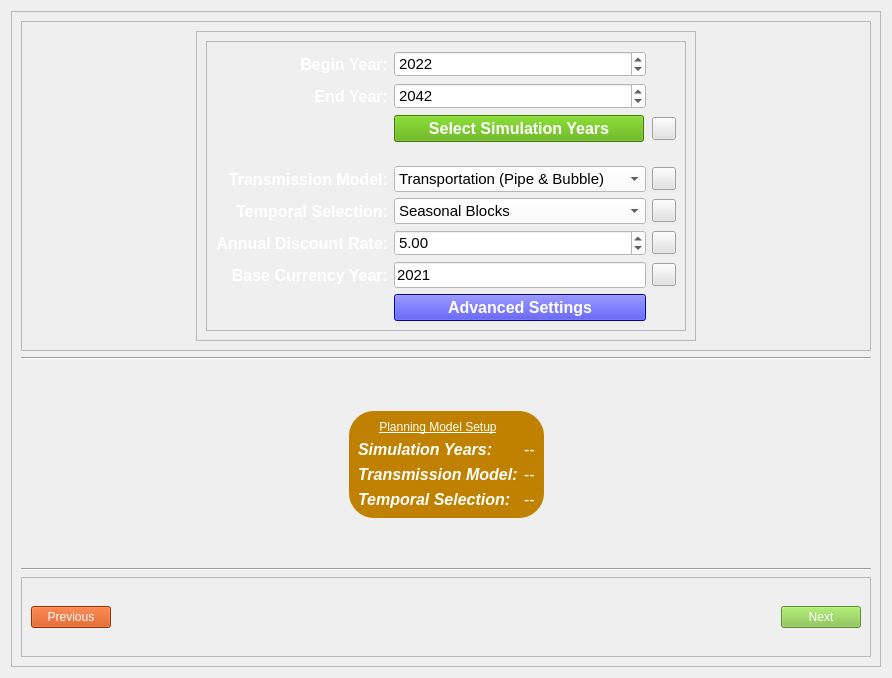
sandialabs/quest_planning, file quest_planning/gui/planning_model_page/ui/planning_model.ui: the form before one commit.
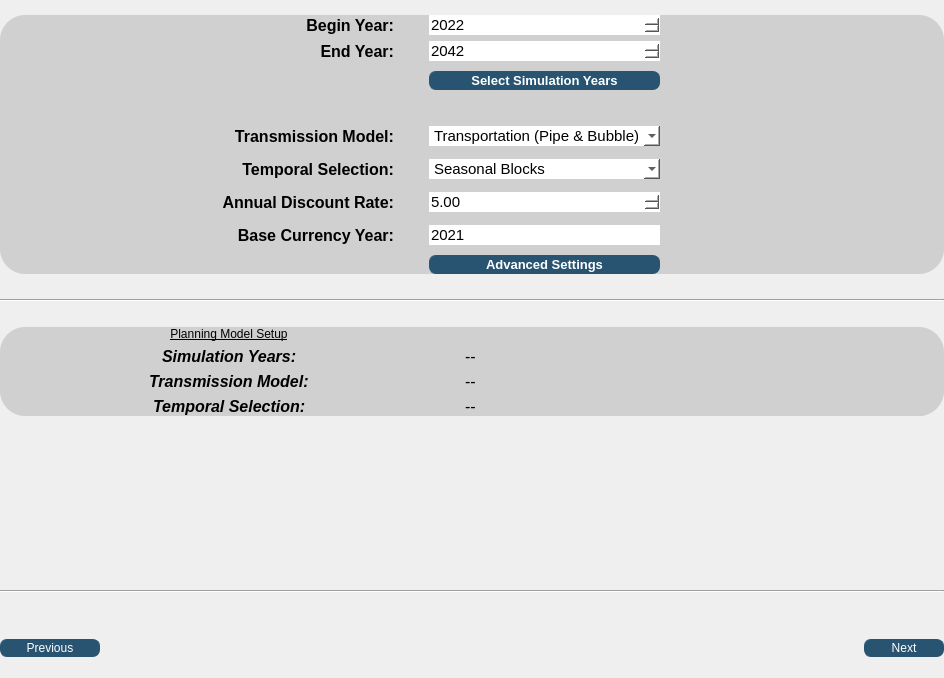
The form after the commit. Icons and pictures are not drawn.

The edit to the form file:
```diff
--- a/quest_planning/gui/planning_model_page/ui/planning_model.ui
+++ b/quest_planning/gui/planning_model_page/ui/planning_model.ui
@@ -6,7 +6,7 @@
    <rect>
     <x>0</x>
     <y>0</y>
-    <width>892</width>
+    <width>944</width>
     <height>678</height>
    </rect>
   </property>
@@ -17,21 +17,45 @@
    <string notr="true"/>
   </property>
   <layout class="QVBoxLayout" name="verticalLayout">
+   <property name="leftMargin">
+    <number>0</number>
+   </property>
+   <property name="topMargin">
+    <number>15</number>
+   </property>
+   <property name="rightMargin">
+    <number>0</number>
+   </property>
+   <property name="bottomMargin">
+    <number>0</number>
+   </property>
    <item>
     <widget class="QFrame" name="frame_2">
      <property name="styleSheet">
-      <string notr="true">QToolButton{
-image: url(:/icon/images/icons/info_help1.png);
-	background-color: rgb(226, 226, 226);
-}</string>
+      <string notr="true"/>
      </property>
      <property name="frameShape">
-      <enum>QFrame::StyledPanel</enum>
+      <enum>QFrame::NoFrame</enum>
      </property>
      <property name="frameShadow">
       <enum>QFrame::Raised</enum>
      </property>
      <layout class="QVBoxLayout" name="verticalLayout_2">
+      <property name="spacing">
+       <number>25</number>
+      </property>
+      <property name="leftMargin">
+       <number>0</number>
+      </property>
+      <property name="topMargin">
+       <number>0</number>
+      </property>
+      <property name="rightMargin">
+       <number>0</number>
+      </property>
+      <property name="bottomMargin">
+       <number>0</number>
+      </property>
       <item>
        <widget class="QFrame" name="frame">
         <property name="font">
@@ -40,19 +64,43 @@
          </font>
         </property>
         <property name="styleSheet">
-         <string notr="true">background-color: rgb(158, 158, 158);
-background-color: rgb(158, 158, 158);
-background-color: rgb(40, 84, 113);
-QLabel{color: rgb(255, 255, 255);};
-border-radius: 25px;</string>
+         <string notr="true">background-color: rgb(208, 208, 208);
+border-radius: 25px;
+
+color: black;</string>
         </property>
         <property name="frameShape">
-         <enum>QFrame::StyledPanel</enum>
+         <enum>QFrame::NoFrame</enum>
         </property>
         <property name="frameShadow">
          <enum>QFrame::Raised</enum>
         </property>
         <layout class="QGridLayout" name="gridLayout_2">
+         <property name="leftMargin">
+          <number>0</number>
+         </property>
+         <property name="topMargin">
+          <number>0</number>
+         </property>
+         <property name="rightMargin">
+          <number>0</number>
+         </property>
+         <property name="bottomMargin">
+          <number>0</number>
+         </property>
+         <item row="6" column="2">
+          <spacer name="horizontalSpacer_3">
+           <property name="orientation">
+            <enum>Qt::Horizontal</enum>
+           </property>
+           <property name="sizeHint" stdset="0">
+            <size>
+             <width>40</width>
+             <height>20</height>
+            </size>
+           </property>
+          </spacer>
+         </item>
          <item row="6" column="1">
           <widget class="QFrame" name="frame_3">
            <property name="minimumSize">
@@ -62,28 +110,79 @@
             </size>
            </property>
            <property name="styleSheet">
-            <string notr="true">
-QToolButton{
-image: url(:/icon/images/icons/info_help1.png);
-	background-color: rgb(226, 226, 226);
-}</string>
+            <string notr="true"/>
            </property>
            <property name="frameShape">
-            <enum>QFrame::StyledPanel</enum>
+            <enum>QFrame::NoFrame</enum>
            </property>
            <property name="frameShadow">
             <enum>QFrame::Raised</enum>
            </property>
            <layout class="QHBoxLayout" name="horizontalLayout_2">
+            <property name="spacing">
+             <number>6</number>
+            </property>
+            <property name="leftMargin">
+             <number>0</number>
+            </property>
+            <property name="topMargin">
+             <number>0</number>
+            </property>
+            <property name="rightMargin">
+             <number>0</number>
+            </property>
+            <property name="bottomMargin">
+             <number>0</number>
+            </property>
             <item>
              <widget class="QFrame" name="frame_4">
+              <property name="styleSheet">
+               <string notr="true">
+    QToolButton:hover {
+        background-color: rgb(230, 230, 230);
+		border-radius:5px;
+    }
+    QToolButton:pressed {
+        background-color: rgb(180, 180, 180);		
+		 border-radius:5px;
+    }
+QPushButton {
+        border: 1px solid rgb(40, 84, 113);
+        border-radius: 7px;
+        background-color: rgb(40, 84, 113);
+        color: white;
+		 font: 700 10pt &quot;Segoe UI&quot;;
+        padding: 1px;
+    }
+QPushButton:hover {
+        background-color: rgb(60, 120, 150);
+    }
+QPushButton:pressed {
+        background-color: rgb(20, 60, 80);
+    }</string>
+              </property>
               <property name="frameShape">
-               <enum>QFrame::StyledPanel</enum>
+               <enum>QFrame::NoFrame</enum>
               </property>
               <property name="frameShadow">
                <enum>QFrame::Raised</enum>
               </property>
               <layout class="QGridLayout" name="gridLayout_5">
+               <property name="leftMargin">
+                <number>0</number>
+               </property>
+               <property name="topMargin">
+                <number>0</number>
+               </property>
+               <property name="rightMargin">
+                <number>0</number>
+               </property>
+               <property name="bottomMargin">
+                <number>0</number>
+               </property>
+               <property name="horizontalSpacing">
+                <number>35</number>
+               </property>
                <item row="7" column="1">
                 <widget class="QLabel" name="label_7">
                  <property name="font">
@@ -94,7 +193,7 @@
                   </font>
                  </property>
                  <property name="styleSheet">
-                  <string notr="true">color: rgb(255, 255, 255);</string>
+                  <string notr="true"/>
                  </property>
                  <property name="text">
                   <string>Base Currency Year:</string>
@@ -107,32 +206,42 @@
                <item row="4" column="3">
                 <widget class="QToolButton" name="transmission_model_help_button">
                  <property name="styleSheet">
-                  <string notr="true">QToolButton{
-image: url(:/icon/images/icons/info_help1.png);
-	background-color: rgb(226, 226, 226);
-
-}</string>
+                  <string notr="true"/>
                  </property>
                  <property name="text">
                   <string/>
                  </property>
+                 <property name="icon">
+                  <iconset resource="../../../resources.qrc">
+                   <normaloff>:/icon/images/icons/ainfo_24dp_5F6368_FILL0_wght200_GRAD0_opsz24.png</normaloff>:/icon/images/icons/ainfo_24dp_5F6368_FILL0_wght200_GRAD0_opsz24.png</iconset>
+                 </property>
+                 <property name="iconSize">
+                  <size>
+                   <width>24</width>
+                   <height>24</height>
+                  </size>
+                 </property>
                 </widget>
                </item>
                <item row="8" column="2">
                 <widget class="QPushButton" name="advanced_settings_button">
                  <property name="font">
                   <font>
-                   <pointsize>12</pointsize>
+                   <family>Segoe UI</family>
+                   <pointsize>10</pointsize>
+                   <italic>false</italic>
                    <bold>true</bold>
                   </font>
                  </property>
                  <property name="styleSheet">
-                  <string notr="true">color: rgb(255, 255, 255);
-background-color: rgb(0, 0, 255);</string>
+                  <string notr="true"/>
                  </property>
                  <property name="text">
                   <string>Advanced Settings</string>
                  </property>
+                 <property name="flat">
+                  <bool>true</bool>
+                 </property>
                 </widget>
                </item>
                <item row="5" column="1">
@@ -146,7 +255,7 @@
                   </font>
                  </property>
                  <property name="styleSheet">
-                  <string notr="true">color: rgb(255, 255, 255);
+                  <string notr="true">
 font: 700 12pt &quot;Segoe UI&quot;;</string>
                  </property>
                  <property name="text">
@@ -195,20 +304,20 @@
                  <property name="font">
                   <font>
                    <family>Segoe UI</family>
-                   <pointsize>12</pointsize>
+                   <pointsize>10</pointsize>
                    <italic>false</italic>
                    <bold>true</bold>
                   </font>
                  </property>
                  <property name="styleSheet">
-                  <string notr="true">background-color: rgb(255, 255, 255);
-color: rgb(255, 255, 255);
-font: 700 12pt &quot;Segoe UI&quot;;
-background-color: rgb(85, 170, 0);</string>
+                  <string notr="true"/>
                  </property>
                  <property name="text">
                   <string>Select Simulation Years</string>
                  </property>
+                 <property name="flat">
+                  <bool>true</bool>
+                 </property>
                 </widget>
                </item>
                <item row="5" column="2">
@@ -241,15 +350,21 @@
                <item row="6" column="3">
                 <widget class="QToolButton" name="discount_rate_help_button">
                  <property name="styleSheet">
-                  <string notr="true">QToolButton{
-image: url(:/icon/images/icons/info_help1.png);
-	background-color: rgb(226, 226, 226);
-
-}</string>
+                  <string notr="true"/>
                  </property>
                  <property name="text">
                   <string/>
                  </property>
+                 <property name="icon">
+                  <iconset resource="../../../resources.qrc">
+                   <normaloff>:/icon/images/icons/ainfo_24dp_5F6368_FILL0_wght200_GRAD0_opsz24.png</normaloff>:/icon/images/icons/ainfo_24dp_5F6368_FILL0_wght200_GRAD0_opsz24.png</iconset>
+                 </property>
+                 <property name="iconSize">
+                  <size>
+                   <width>24</width>
+                   <height>24</height>
+                  </size>
+                 </property>
                 </widget>
                </item>
                <item row="4" column="1">
@@ -262,7 +377,7 @@
                   </font>
                  </property>
                  <property name="styleSheet">
-                  <string notr="true">color: rgb(255, 255, 255);</string>
+                  <string notr="true"/>
                  </property>
                  <property name="text">
                   <string>Transmission Model:</string>
@@ -282,7 +397,7 @@
                   </font>
                  </property>
                  <property name="styleSheet">
-                  <string notr="true">color: rgb(255, 255, 255);</string>
+                  <string notr="true"/>
                  </property>
                  <property name="text">
                   <string>Begin Year:</string>
@@ -295,14 +410,21 @@
                <item row="5" column="3">
                 <widget class="QToolButton" name="temporal_selection_help_button">
                  <property name="styleSheet">
-                  <string notr="true">QToolButton{
-image: url(:/icon/images/icons/info_help1.png);
-	background-color: rgb(226, 226, 226);
-}</string>
+                  <string notr="true"/>
                  </property>
                  <property name="text">
                   <string/>
                  </property>
+                 <property name="icon">
+                  <iconset resource="../../../resources.qrc">
+                   <normaloff>:/icon/images/icons/ainfo_24dp_5F6368_FILL0_wght200_GRAD0_opsz24.png</normaloff>:/icon/images/icons/ainfo_24dp_5F6368_FILL0_wght200_GRAD0_opsz24.png</iconset>
+                 </property>
+                 <property name="iconSize">
+                  <size>
+                   <width>24</width>
+                   <height>24</height>
+                  </size>
+                 </property>
                 </widget>
                </item>
                <item row="0" column="2">
@@ -338,7 +460,7 @@
                   </font>
                  </property>
                  <property name="styleSheet">
-                  <string notr="true">color: rgb(255, 255, 255);</string>
+                  <string notr="true"/>
                  </property>
                  <property name="text">
                   <string>Annual Discount Rate:</string>
@@ -395,7 +517,7 @@
                   </font>
                  </property>
                  <property name="styleSheet">
-                  <string notr="true">color: rgb(255, 255, 255);</string>
+                  <string notr="true"/>
                  </property>
                  <property name="text">
                   <string>End Year:</string>
@@ -423,14 +545,21 @@
                <item row="2" column="3">
                 <widget class="QToolButton" name="select_simulation_years_help_button">
                  <property name="styleSheet">
-                  <string notr="true">QToolButton{
-image: url(:/icon/images/icons/info_help1.png);
-	background-color: rgb(226, 226, 226);
-}</string>
+                  <string notr="true"/>
                  </property>
                  <property name="text">
                   <string/>
                  </property>
+                 <property name="icon">
+                  <iconset resource="../../../resources.qrc">
+                   <normaloff>:/icon/images/icons/ainfo_24dp_5F6368_FILL0_wght200_GRAD0_opsz24.png</normaloff>:/icon/images/icons/ainfo_24dp_5F6368_FILL0_wght200_GRAD0_opsz24.png</iconset>
+                 </property>
+                 <property name="iconSize">
+                  <size>
+                   <width>24</width>
+                   <height>24</height>
+                  </size>
+                 </property>
                 </widget>
                </item>
                <item row="1" column="2">
@@ -461,15 +590,21 @@
                <item row="7" column="3">
                 <widget class="QToolButton" name="base_currency_help_button">
                  <property name="styleSheet">
-                  <string notr="true">QToolButton{
-image: url(:/icon/images/icons/info_help1.png);
-	background-color: rgb(226, 226, 226);
-
-}</string>
+                  <string notr="true"/>
                  </property>
                  <property name="text">
                   <string/>
                  </property>
+                 <property name="icon">
+                  <iconset resource="../../../resources.qrc">
+                   <normaloff>:/icon/images/icons/ainfo_24dp_5F6368_FILL0_wght200_GRAD0_opsz24.png</normaloff>:/icon/images/icons/ainfo_24dp_5F6368_FILL0_wght200_GRAD0_opsz24.png</iconset>
+                 </property>
+                 <property name="iconSize">
+                  <size>
+                   <width>24</width>
+                   <height>24</height>
+                  </size>
+                 </property>
                 </widget>
                </item>
               </layout>
@@ -491,19 +626,6 @@
            </property>
           </spacer>
          </item>
-         <item row="6" column="2">
-          <spacer name="horizontalSpacer_3">
-           <property name="orientation">
-            <enum>Qt::Horizontal</enum>
-           </property>
-           <property name="sizeHint" stdset="0">
-            <size>
-             <width>40</width>
-             <height>20</height>
-            </size>
-           </property>
-          </spacer>
-         </item>
         </layout>
        </widget>
       </item>
@@ -514,57 +636,55 @@
         </property>
        </widget>
       </item>
-      <item>
-       <spacer name="verticalSpacer_2">
-        <property name="orientation">
-         <enum>Qt::Vertical</enum>
-        </property>
-        <property name="sizeHint" stdset="0">
-         <size>
-          <width>20</width>
-          <height>40</height>
-         </size>
-        </property>
-       </spacer>
-      </item>
       <item>
        <widget class="QWidget" name="planning_model_widget" native="true">
         <layout class="QGridLayout" name="gridLayout">
+         <property name="leftMargin">
+          <number>0</number>
+         </property>
+         <property name="topMargin">
+          <number>0</number>
+         </property>
+         <property name="rightMargin">
+          <number>0</number>
+         </property>
+         <property name="bottomMargin">
+          <number>0</number>
+         </property>
          <item row="1" column="0">
-          <spacer name="horizontalSpacer_5">
-           <property name="orientation">
-            <enum>Qt::Horizontal</enum>
-           </property>
-           <property name="sizeHint" stdset="0">
-            <size>
-             <width>40</width>
-             <height>20</height>
-            </size>
-           </property>
-          </spacer>
-         </item>
-         <item row="1" column="1">
           <widget class="QFrame" name="planning_model_info_frame">
            <property name="styleSheet">
-            <string notr="true">background-color: rgb(40, 84, 113);
-background-color: rgb(193, 129, 0);
+            <string notr="true">background-color: rgb(208, 208, 208);
 border-radius: 25px;
-</string>
+
+color: black;</string>
            </property>
            <property name="frameShape">
-            <enum>QFrame::StyledPanel</enum>
+            <enum>QFrame::NoFrame</enum>
            </property>
            <property name="frameShadow">
             <enum>QFrame::Raised</enum>
            </property>
            <layout class="QGridLayout" name="gridLayout_4">
+            <property name="leftMargin">
+             <number>0</number>
+            </property>
+            <property name="topMargin">
+             <number>0</number>
+            </property>
+            <property name="rightMargin">
+             <number>20</number>
+            </property>
+            <property name="bottomMargin">
+             <number>0</number>
+            </property>
             <item row="0" column="0" alignment="Qt::AlignHCenter">
              <widget class="QLabel" name="label_13">
               <property name="styleSheet">
-               <string notr="true">font: 700 italic 9pt &quot;Segoe UI&quot;;
+               <string notr="true">
 text-decoration: underline;
 font: 700 italic 16pt &quot;Segoe UI&quot;;
-color: rgb(255, 255, 255);</string>
+</string>
               </property>
               <property name="text">
                <string>Planning Model Setup</string>
@@ -574,7 +694,7 @@
               </property>
              </widget>
             </item>
-            <item row="2" column="0">
+            <item row="2" column="0" alignment="Qt::AlignHCenter">
              <widget class="QLabel" name="label_9">
               <property name="font">
                <font>
@@ -584,14 +704,14 @@
                </font>
               </property>
               <property name="styleSheet">
-               <string notr="true">color: rgb(255, 255, 255);</string>
+               <string notr="true"/>
               </property>
               <property name="text">
                <string>Transmission Model:</string>
               </property>
              </widget>
             </item>
-            <item row="3" column="0">
+            <item row="3" column="0" alignment="Qt::AlignHCenter">
              <widget class="QLabel" name="label_10">
               <property name="font">
                <font>
@@ -601,7 +721,7 @@
                </font>
               </property>
               <property name="styleSheet">
-               <string notr="true">color: rgb(255, 255, 255);</string>
+               <string notr="true"/>
               </property>
               <property name="text">
                <string>Temporal Selection:</string>
@@ -616,7 +736,7 @@
                </font>
               </property>
               <property name="styleSheet">
-               <string notr="true">color:rgb(255, 255, 255)</string>
+               <string notr="true"/>
               </property>
               <property name="text">
                <string>--</string>
@@ -631,7 +751,7 @@
                </font>
               </property>
               <property name="styleSheet">
-               <string notr="true">color: rgb(255, 255, 255);</string>
+               <string notr="true"/>
               </property>
               <property name="text">
                <string>--</string>
@@ -646,14 +766,14 @@
                </font>
               </property>
               <property name="styleSheet">
-               <string notr="true">color: rgb(255, 255, 255);</string>
+               <string notr="true"/>
               </property>
               <property name="text">
                <string>--</string>
               </property>
              </widget>
             </item>
-            <item row="1" column="0">
+            <item row="1" column="0" alignment="Qt::AlignHCenter">
              <widget class="QLabel" name="label_8">
               <property name="font">
                <font>
@@ -663,7 +783,7 @@
                </font>
               </property>
               <property name="styleSheet">
-               <string notr="true">color: rgb(255, 255, 255);</string>
+               <string notr="true"/>
               </property>
               <property name="text">
                <string>Simulation Years:</string>
@@ -673,19 +793,6 @@
            </layout>
           </widget>
          </item>
-         <item row="1" column="2">
-          <spacer name="horizontalSpacer_4">
-           <property name="orientation">
-            <enum>Qt::Horizontal</enum>
-           </property>
-           <property name="sizeHint" stdset="0">
-            <size>
-             <width>40</width>
-             <height>20</height>
-            </size>
-           </property>
-          </spacer>
-         </item>
         </layout>
        </widget>
       </item>
@@ -712,39 +819,57 @@
       <item>
        <widget class="QFrame" name="frame_5">
         <property name="frameShape">
-         <enum>QFrame::StyledPanel</enum>
+         <enum>QFrame::NoFrame</enum>
         </property>
         <property name="frameShadow">
          <enum>QFrame::Raised</enum>
         </property>
         <layout class="QHBoxLayout" name="horizontalLayout">
-         <item>
+         <property name="leftMargin">
+          <number>0</number>
+         </property>
+         <property name="topMargin">
+          <number>0</number>
+         </property>
+         <property name="rightMargin">
+          <number>0</number>
+         </property>
+         <property name="bottomMargin">
+          <number>0</number>
+         </property>
+         <item alignment="Qt::AlignLeft">
           <widget class="QPushButton" name="previous_button">
+           <property name="minimumSize">
+            <size>
+             <width>100</width>
+             <height>0</height>
+            </size>
+           </property>
            <property name="styleSheet">
-            <string notr="true">background-color: rgb(208, 69, 0);
-font: 700 12pt &quot;Segoe UI&quot;;
-color: rgb(255, 255, 255);
-</string>
+            <string notr="true">QPushButton {
+        border: 1px solid rgb(40, 84, 113);
+        border-radius: 7px;
+        background-color: rgb(40, 84, 113);
+        color: white;
+		 font: 700 10pt &quot;Segoe UI&quot;;
+        padding: 1px;
+    }
+QPushButton:hover {
+        background-color: rgb(60, 120, 150);
+    }
+QPushButton:pressed {
+        background-color: rgb(20, 60, 80);
+    }</string>
            </property>
            <property name="text">
             <string>Previous</string>
            </property>
+           <property name="flat">
+            <bool>true</bool>
+           </property>
           </widget>
          </item>
-         <item>
-          <spacer name="horizontalSpacer">
-           <property name="orientation">
-            <enum>Qt::Horizontal</enum>
-           </property>
-           <property name="sizeHint" stdset="0">
-            <size>
-             <width>40</width>
-             <height>20</height>
-            </size>
-           </property>
-          </spacer>
-         </item>
-         <item>
+         <item alignment="Qt::AlignHCenter">
           <widget class="QLabel" name="label_2">
            <property name="minimumSize">
             <size>
@@ -766,29 +891,36 @@
            </property>
           </widget>
          </item>
-         <item>
-          <spacer name="horizontalSpacer_6">
-           <property name="orientation">
-            <enum>Qt::Horizontal</enum>
-           </property>
-           <property name="sizeHint" stdset="0">
-            <size>
-             <width>40</width>
-             <height>20</height>
-            </size>
-           </property>
-          </spacer>
-         </item>
-         <item>
+         <item alignment="Qt::AlignRight">
           <widget class="QPushButton" name="next_button">
+           <property name="minimumSize">
+            <size>
+             <width>80</width>
+             <height>0</height>
+            </size>
+           </property>
            <property name="styleSheet">
-            <string notr="true">background-color: rgb(129, 194, 65);
-font: 700 12pt &quot;Segoe UI&quot;;
-color: rgb(255, 255, 255);</string>
+            <string notr="true">QPushButton {
+        border: 1px solid rgb(40, 84, 113);
+        border-radius: 7px;
+        background-color: rgb(40, 84, 113);
+        color: white;
+		 font: 700 10pt &quot;Segoe UI&quot;;
+        padding: 1px;
+    }
+QPushButton:hover {
+        background-color: rgb(60, 120, 150);
+    }
+QPushButton:pressed {
+        background-color: rgb(20, 60, 80);
+    }</string>
            </property>
            <property name="text">
             <string>Next</string>
            </property>
+           <property name="flat">
+            <bool>true</bool>
+           </property>
           </widget>
          </item>
         </layout>
```
